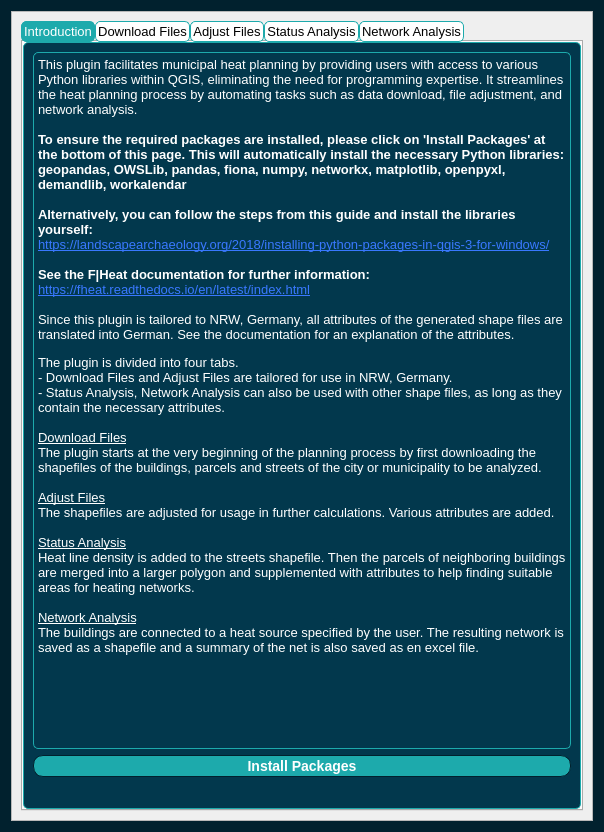
Qt form F-Heat_QGIS/heat_net_tool_dialog_base.ui (L4rsG/F-Heat_QGIS) before a commit.
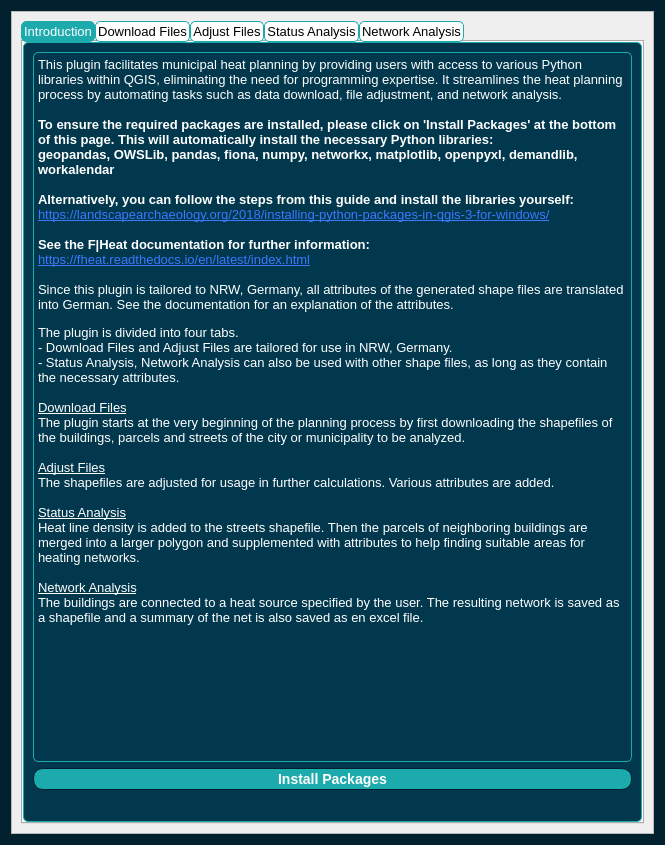
The same form after that commit. Custom widgets are drawn as their Qt base class.

Diff of the .ui file:
```diff
--- a/F-Heat_QGIS/heat_net_tool_dialog_base.ui
+++ b/F-Heat_QGIS/heat_net_tool_dialog_base.ui
@@ -6,8 +6,8 @@
    <rect>
     <x>0</x>
     <y>0</y>
-    <width>604</width>
-    <height>832</height>
+    <width>665</width>
+    <height>845</height>
    </rect>
   </property>
   <property name="sizePolicy">
@@ -93,7 +93,7 @@
        <rect>
         <x>0</x>
         <y>0</y>
-        <width>565</width>
+        <width>626</width>
         <height>829</height>
        </rect>
       </property>
@@ -303,7 +303,7 @@
              <property name="maximumSize">
               <size>
                <width>16777215</width>
-               <height>700</height>
+               <height>800</height>
               </size>
              </property>
              <property name="sizeAdjustPolicy">
```
Left out of the diff: 2 changed lines with no effect on the pictures.
